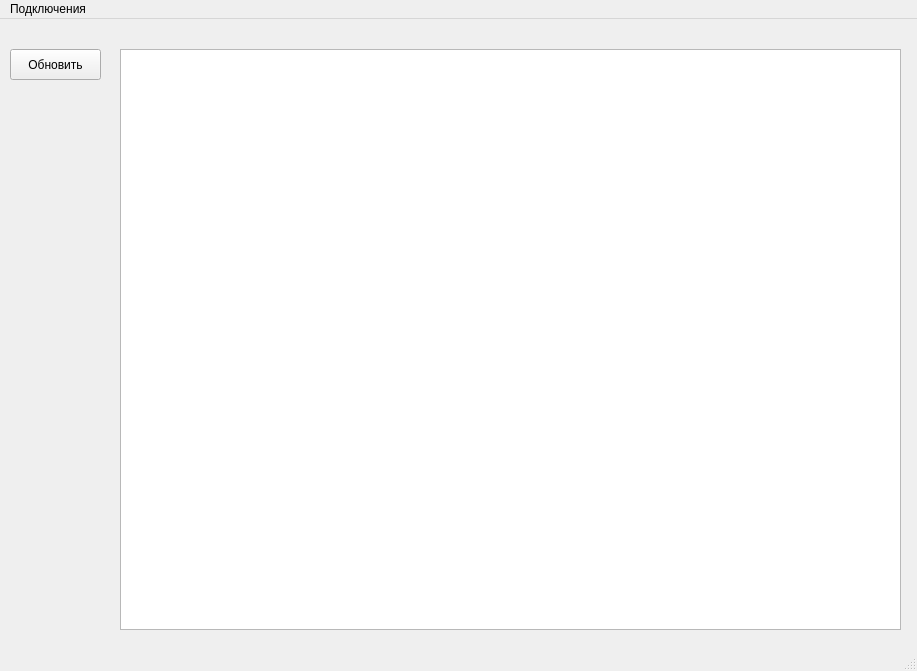
Above: mainwindow.ui from fptitsyn/labs before the change. Below: the same form after it.
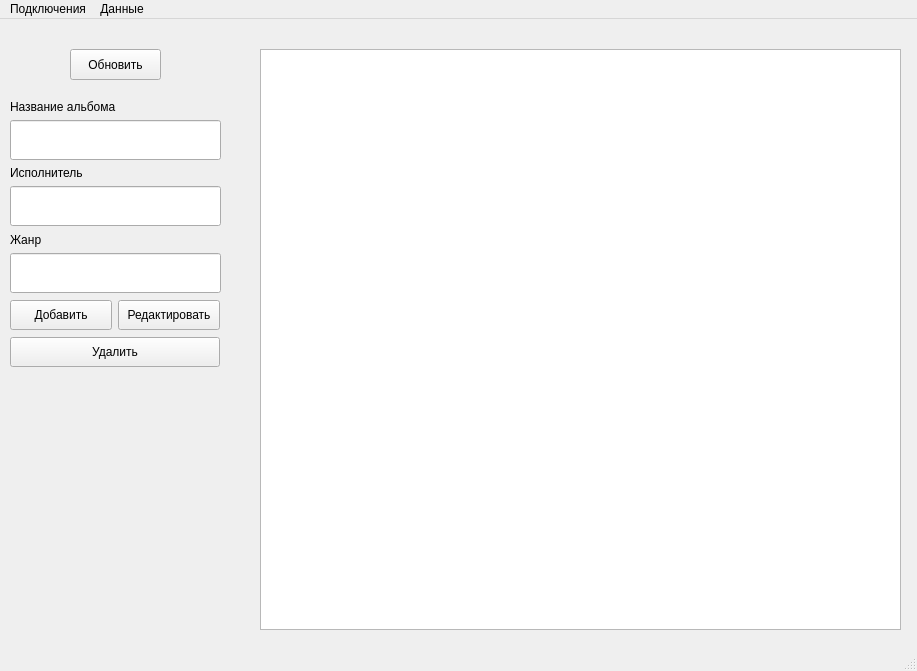
That is the form after the change.

Commit message: Added UI for main window and add entry dialog

Patch:
```diff
--- a/mainwindow.ui
+++ b/mainwindow.ui
@@ -17,9 +17,9 @@
    <widget class="QTableView" name="tableView">
     <property name="geometry">
      <rect>
-      <x>120</x>
+      <x>260</x>
       <y>30</y>
-      <width>781</width>
+      <width>641</width>
       <height>581</height>
      </rect>
     </property>
@@ -27,7 +27,7 @@
    <widget class="QPushButton" name="updatePushButton">
     <property name="geometry">
      <rect>
-      <x>10</x>
+      <x>70</x>
       <y>30</y>
       <width>91</width>
       <height>31</height>
@@ -37,6 +37,124 @@
      <string>Обновить</string>
     </property>
    </widget>
+   <widget class="QWidget" name="">
+    <property name="geometry">
+     <rect>
+      <x>10</x>
+      <y>80</y>
+      <width>211</width>
+      <height>194</height>
+     </rect>
+    </property>
+    <layout class="QVBoxLayout" name="inputForEditing">
+     <item>
+      <widget class="QLabel" name="nameLabel">
+       <property name="text">
+        <string>Название альбома</string>
+       </property>
+      </widget>
+     </item>
+     <item>
+      <widget class="QLineEdit" name="nameInput">
+       <property name="minimumSize">
+        <size>
+         <width>180</width>
+         <height>40</height>
+        </size>
+       </property>
+      </widget>
+     </item>
+     <item>
+      <widget class="QLabel" name="creatorLabel">
+       <property name="text">
+        <string>Исполнитель</string>
+       </property>
+      </widget>
+     </item>
+     <item>
+      <widget class="QLineEdit" name="creatorInput">
+       <property name="minimumSize">
+        <size>
+         <width>180</width>
+         <height>40</height>
+        </size>
+       </property>
+      </widget>
+     </item>
+     <item>
+      <widget class="QLabel" name="genreLabel">
+       <property name="text">
+        <string>Жанр</string>
+       </property>
+      </widget>
+     </item>
+     <item>
+      <widget class="QLineEdit" name="genreInput">
+       <property name="minimumSize">
+        <size>
+         <width>180</width>
+         <height>40</height>
+        </size>
+       </property>
+      </widget>
+     </item>
+    </layout>
+   </widget>
+   <widget class="QWidget" name="">
+    <property name="geometry">
+     <rect>
+      <x>10</x>
+      <y>280</y>
+      <width>210</width>
+      <height>71</height>
+     </rect>
+    </property>
+    <layout class="QVBoxLayout" name="crudButtons">
+     <item>
+      <layout class="QHBoxLayout" name="horizontalLayout">
+       <item>
+        <widget class="QPushButton" name="createPushButton">
+         <property name="minimumSize">
+          <size>
+           <width>100</width>
+           <height>30</height>
+          </size>
+         </property>
+         <property name="text">
+          <string>Добавить</string>
+         </property>
+        </widget>
+       </item>
+       <item>
+        <widget class="QPushButton" name="editPushButton">
+         <property name="minimumSize">
+          <size>
+           <width>100</width>
+           <height>30</height>
+          </size>
+         </property>
+         <property name="text">
+          <string>Редактировать</string>
+         </property>
+        </widget>
+       </item>
+      </layout>
+     </item>
+     <item>
+      <widget class="QPushButton" name="deletePushButton">
+       <property name="minimumSize">
+        <size>
+         <width>100</width>
+         <height>30</height>
+        </size>
+       </property>
+       <property name="text">
+        <string>Удалить</string>
+       </property>
+      </widget>
+     </item>
+    </layout>
+   </widget>
   </widget>
   <widget class="QMenuBar" name="menubar">
    <property name="geometry">
@@ -53,7 +171,14 @@
     </property>
     <addaction name="action"/>
    </widget>
+   <widget class="QMenu" name="menu_2">
+    <property name="title">
+     <string>Данные</string>
+    </property>
+    <addaction name="addAction"/>
+   </widget>
    <addaction name="menu"/>
+   <addaction name="menu_2"/>
   </widget>
   <widget class="QStatusBar" name="statusbar"/>
   <action name="action">
```
Left out of the diff: 5 changed lines with no effect on the pictures. The commit also changes 6 other files.
